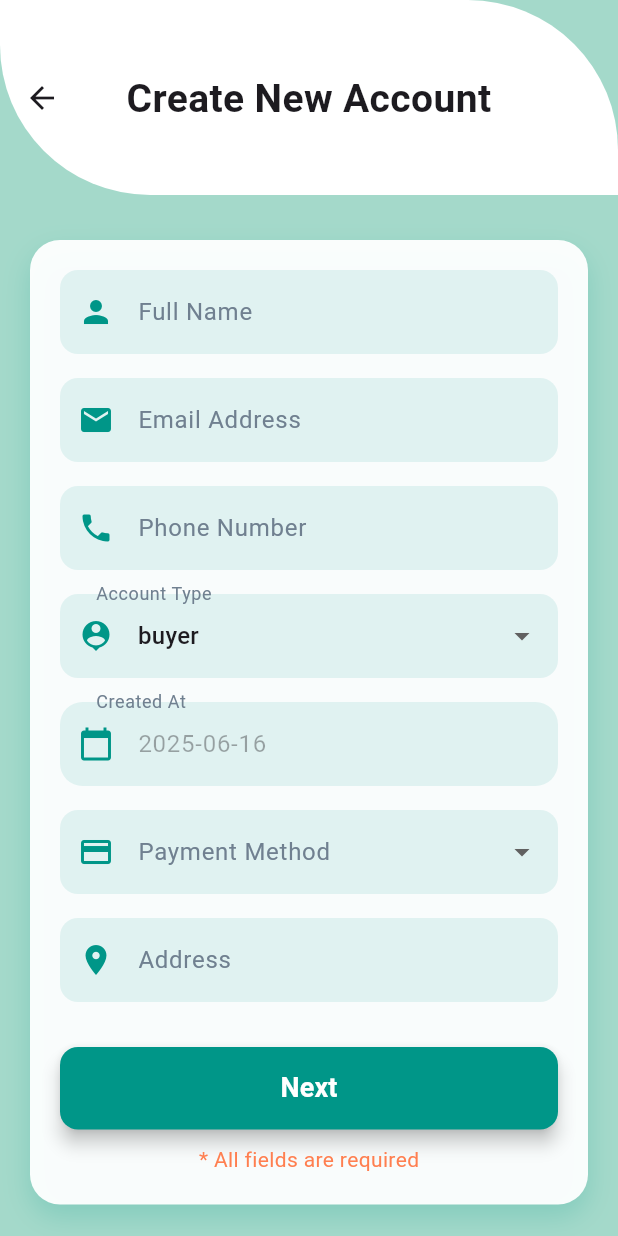
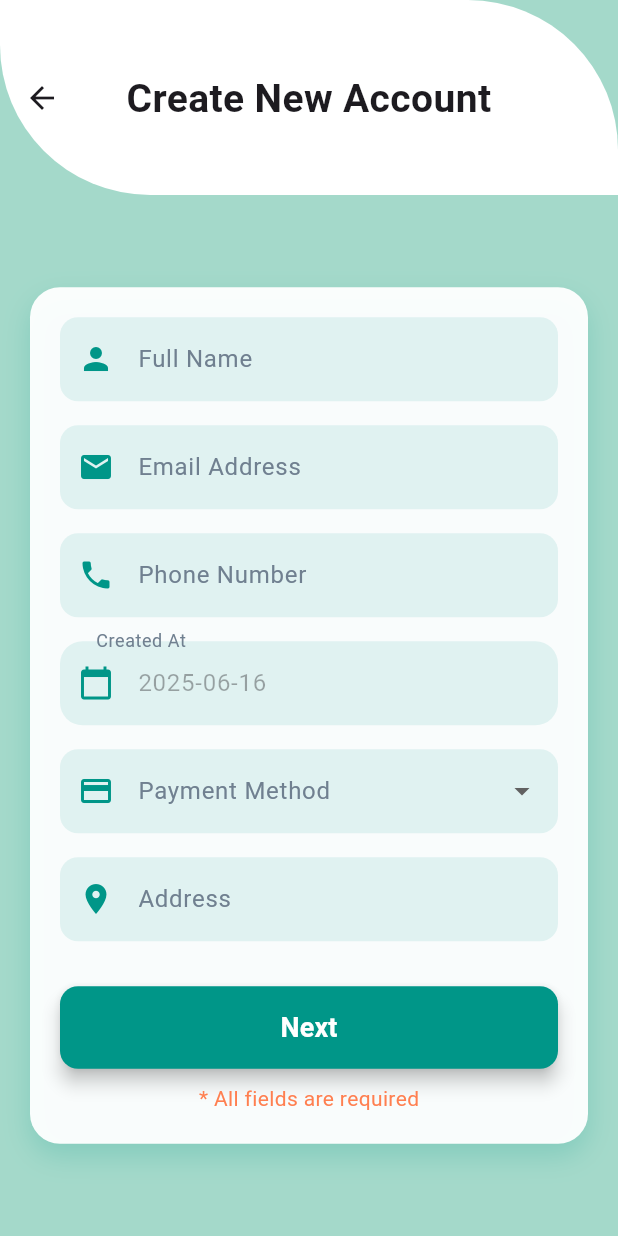
Before and after one commit to SanaaObied/mazadco_auction-, a Flutter app: the UserRegistrationForm screen opened directly, on a phone screen of 412 x 824 dp. Run offline on Flutter 3.47's test engine with Material 3 defaults, Android fonts, the phone set to English and light mode, and no system bars; our stand-ins replace awesome_notifications, flutter_dotenv, image_picker; missing offline and left inert: googleapis, mailer.

Commit message:
Update create_account_1.dart

```diff
--- a/lib/create_account_1.dart
+++ b/lib/create_account_1.dart
@@ -16,7 +16,6 @@
   final TextEditingController _addressController = TextEditingController();
   final TextEditingController _dateController = TextEditingController();
 
-  String _accountType = 'buyer';
   String? _status2 = '';
 
   @override
@@ -44,10 +43,10 @@
   }) {
     return InputDecoration(
       labelText: label,
-      labelStyle: const TextStyle(color: Color(0xFF708090)), // Slate Gray
+      labelStyle: const TextStyle(color: Color(0xFF708090)),
       prefixIcon: Icon(icon, color: Colors.teal),
       filled: true,
-      fillColor: Color(0xFFE0F2F1), // Light Teal
+      fillColor: Color(0xFFE0F2F1),
       enabledBorder: OutlineInputBorder(
         borderRadius: BorderRadius.circular(12),
         borderSide: BorderSide.none,
@@ -64,10 +63,10 @@
     return Scaffold(
       backgroundColor: const Color.fromARGB(255, 164, 217, 202),
       appBar: AppBar(
-        toolbarHeight: 130, // تحديد ارتفاع الـ AppBar
-        backgroundColor: Colors.transparent, // لجعل الخلفية شفافة
-        elevation: 0, // لإزالة الظل من الـ AppBar
-        automaticallyImplyLeading: true, // إظهار زر الرجوع
+        toolbarHeight: 130,
+        backgroundColor: Colors.transparent,
+        elevation: 0,
+        automaticallyImplyLeading: true,
         flexibleSpace: Container(
           height: 130,
           width: double.infinity,
@@ -92,7 +91,6 @@
             ),
           ),
         ),
-
         body: Center(
           child: SingleChildScrollView(
             padding: const EdgeInsets.symmetric(horizontal: 20.0, vertical: 30.0),
@@ -153,26 +151,6 @@
                     value == null || value.length != 10
                         ? 'Enter a valid phone number'
                         : null,
-                  ),
-                  const SizedBox(height: 16),
-                  DropdownButtonFormField<String>(
-                    value: _accountType,
-                    decoration: buildInputDecoration(
-                      label: 'Account Type',
-                      icon: Icons.person_pin,
-                    ),
-                    items:
-                        ['buyer', 'seller', 'admin']
-                            .map(
-                              (type) => DropdownMenuItem(
-                                value: type,
-                                child: Text(type),
-                              ),
-                            )
-                            .toList(),
-                    onChanged: (value) {
-                      if (value != null) setState(() => _accountType = value);
-                    },
                   ),
                   const SizedBox(height: 16),
                   TextFormField(
@@ -236,7 +214,6 @@
                                 phone: _phoneController.text,
                                 address: _addressController.text,
                                 date: _dateController.text,
-                                    accountType: _accountType,
                                 payment_way: _status2 ?? '',
                               ),
                             ),
@@ -263,7 +240,7 @@
                   const SizedBox(height: 10),
                   const Text(
                     '* All fields are required',
-                    style: TextStyle(color: Color(0xFFFF7F50)), // Coral warning
+                    style: TextStyle(color: Color(0xFFFF7F50)),
                   ),
                 ],
               ),
```
Lines whose indentation alone changed are shown as unchanged.
